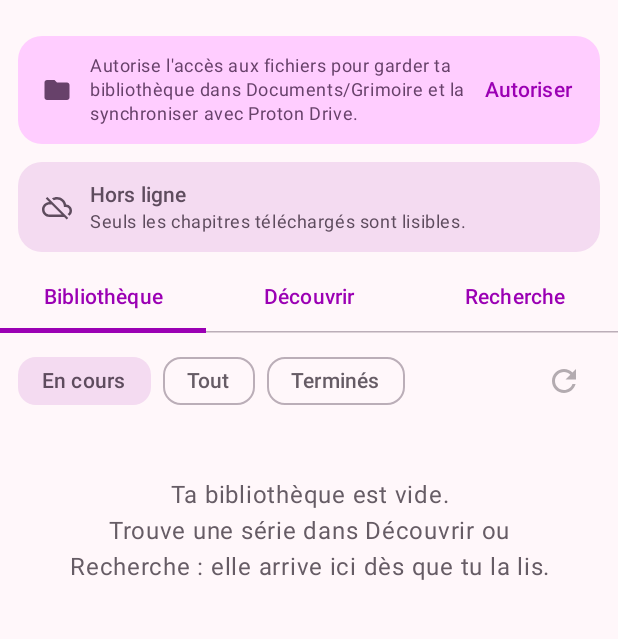
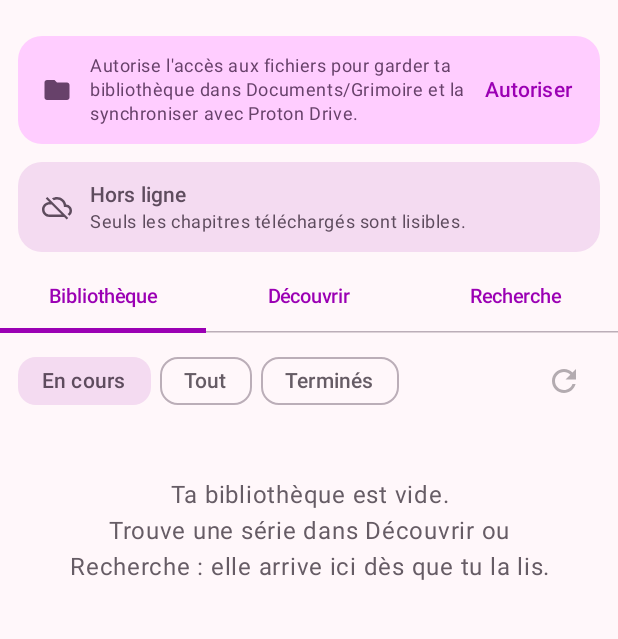
Before and after one commit to KrustyLeBot/Grimoire, an Android app built with Jetpack Compose: the screen it shows after launch (MainActivity), on a phone screen of 412 x 824 dp, the part 69-708 px from its top. Run offline under Robolectric (Android 15) with nearby library versions, the phone set to English and light mode, and no system bars; pictures from the network do not load; 2 statements that could not run were skipped.

Commit message:
Home: tab titles and library filters stay on one line on narrow screens
Co-Authored-By: Claude Opus 5.5 <noreply@anthropic.com>
Claude-Session: https://claude.ai/code/session_01VBfqQxt5s9wj3HLU7zdY62

```diff
--- a/app/src/main/java/app/grimoire/ui/HomeScreen.kt
+++ b/app/src/main/java/app/grimoire/ui/HomeScreen.kt
@@ -59,6 +59,10 @@ import androidx.compose.ui.platform.LocalContext
 import androidx.compose.ui.text.input.ImeAction
 import androidx.compose.ui.text.style.TextAlign
 import androidx.compose.ui.unit.dp
+import androidx.compose.ui.unit.sp
+import androidx.compose.ui.text.style.TextOverflow
+import androidx.compose.foundation.rememberScrollState
+import androidx.compose.foundation.horizontalScroll
 import app.grimoire.Feed
 import app.grimoire.Lister
 import app.grimoire.MainViewModel
@@ -85,7 +89,11 @@ fun HomeScreen(vm: MainViewModel) {
             Banners(vm, online, storeError)
             TabRow(selectedTabIndex = vm.tab.ordinal) {
                 HomeTab.entries.forEach { t ->
-                    Tab(selected = vm.tab == t, onClick = { vm.tab = t }, text = { Text(t.label) })
+                    // One line even on narrow screens or with a large system font.
+                    Tab(
+                        selected = vm.tab == t, onClick = { vm.tab = t },
+                        text = { Text(t.label, maxLines = 1, softWrap = false, overflow = TextOverflow.Ellipsis, style = MaterialTheme.typography.labelLarge.copy(fontSize = 13.sp, letterSpacing = 0.sp)) },
+                    )
                 }
             }
             when (vm.tab) {
@@ -145,10 +153,11 @@ private fun LibraryTab(vm: MainViewModel, online: Boolean) {
 
     Column(Modifier.fillMaxSize()) {
         Row(Modifier.fillMaxWidth().padding(horizontal = 12.dp, vertical = 8.dp), verticalAlignment = Alignment.CenterVertically) {
-            LibraryFilter.entries.forEach { f ->
-                FilterChip(filter == f, { filter = f }, { Text(f.label) }, modifier = Modifier.padding(end = 8.dp))
+            Row(Modifier.weight(1f).horizontalScroll(rememberScrollState()), horizontalArrangement = Arrangement.spacedBy(6.dp)) {
+                LibraryFilter.entries.forEach { f ->
+                    FilterChip(filter == f, { filter = f }, { Text(f.label, maxLines = 1, softWrap = false) })
+                }
             }
-            Spacer(Modifier.weight(1f))
             if (vm.refreshing) CircularProgressIndicator(Modifier.size(22.dp), strokeWidth = 2.dp)
             else IconButton(onClick = { vm.refreshLibrary() }, enabled = online) { Icon(Icons.Default.Refresh, "Chercher les nouveaux chapitres") }
         }
```
